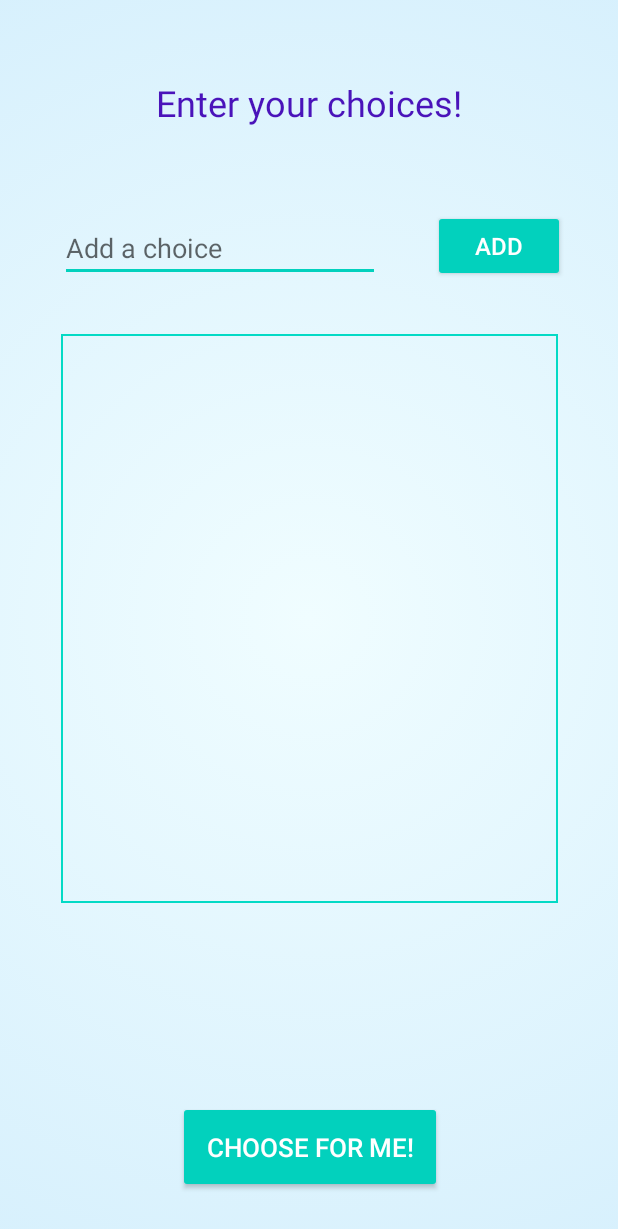
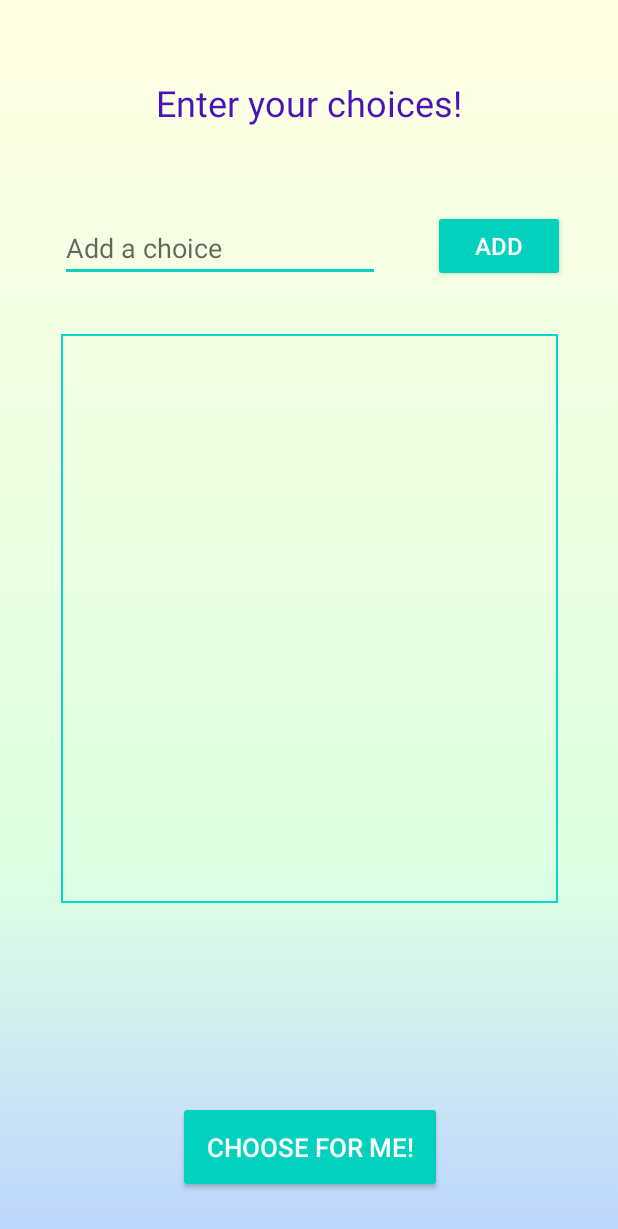
Before and after one commit to lewishay/RandoChoice, an Android app: the screen it shows after launch (MainActivity), on a phone screen of 412 x 824 dp. Shown: the top 1229 px of the screen. Run offline under Robolectric (Android 15) with nearby library versions, the phone set to English and light mode, and no system bars; Roboto replaces fonts that are not available here.

Commit message:
Upped min SDK version; enhanced gradient & navigation bar

```diff
--- a/app/build.gradle
+++ b/app/build.gradle
@@ -8,10 +8,10 @@ android {
 
     defaultConfig {
         applicationId "com.example.randochoice"
-        minSdkVersion 16
+        minSdkVersion 21
         targetSdkVersion 30
         versionCode 1
-        versionName "1.1"
+        versionName "1.2"
 
         testInstrumentationRunner "androidx.test.runner.AndroidJUnitRunner"
     }
--- a/app/src/main/res/drawable/gradient.xml
+++ b/app/src/main/res/drawable/gradient.xml
@@ -3,10 +3,12 @@
     <item>
         <shape>
             <gradient
-                android:startColor="#f0fdff"
-                android:endColor="#cfecfc"
-                android:type="radial"
-                android:gradientRadius="150%p" />
+                android:type="linear"
+                android:startColor="#FFFFE4"
+                android:centerColor="#DFFFE2"
+                android:centerY="70%"
+                android:endColor="#BED5FF"
+                android:angle="270" />
         </shape>
     </item>
 </selector>
--- a/app/src/main/res/values/styles.xml
+++ b/app/src/main/res/values/styles.xml
@@ -5,6 +5,7 @@
         <item name="colorPrimary">@color/colorPrimary</item>
         <item name="colorPrimaryDark">@color/colorPrimaryDark</item>
         <item name="colorAccent">@color/colorAccent</item>
+        <item name="android:navigationBarColor">@color/colorPrimaryDark</item>
     </style>
 
 </resources>
```
